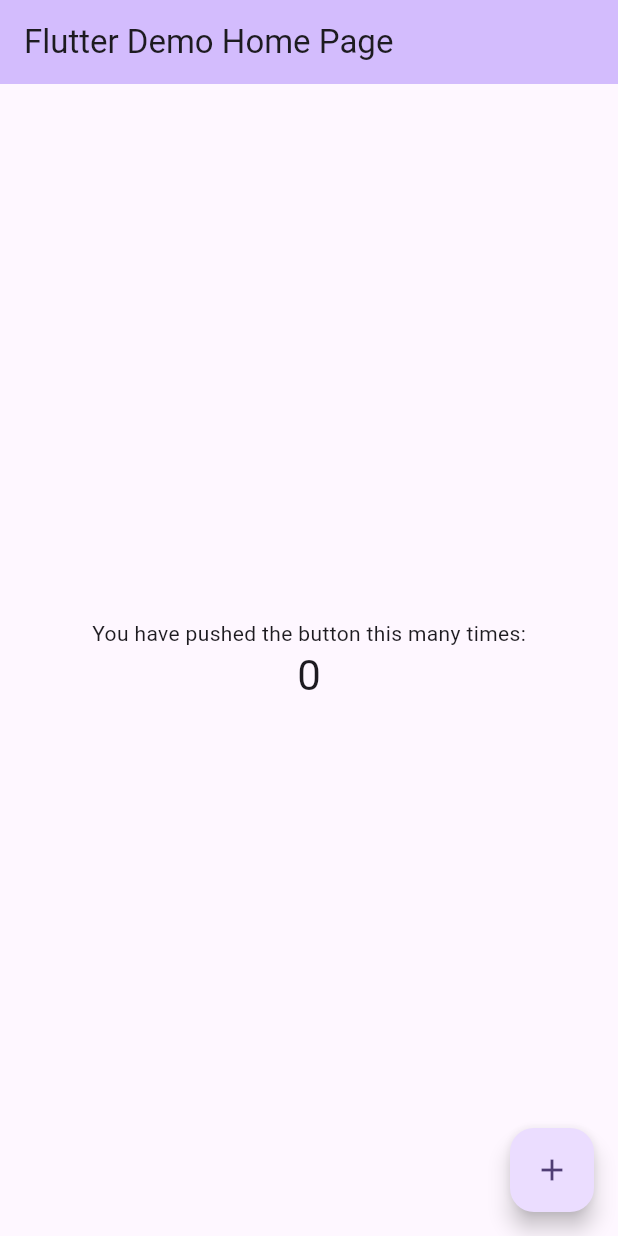
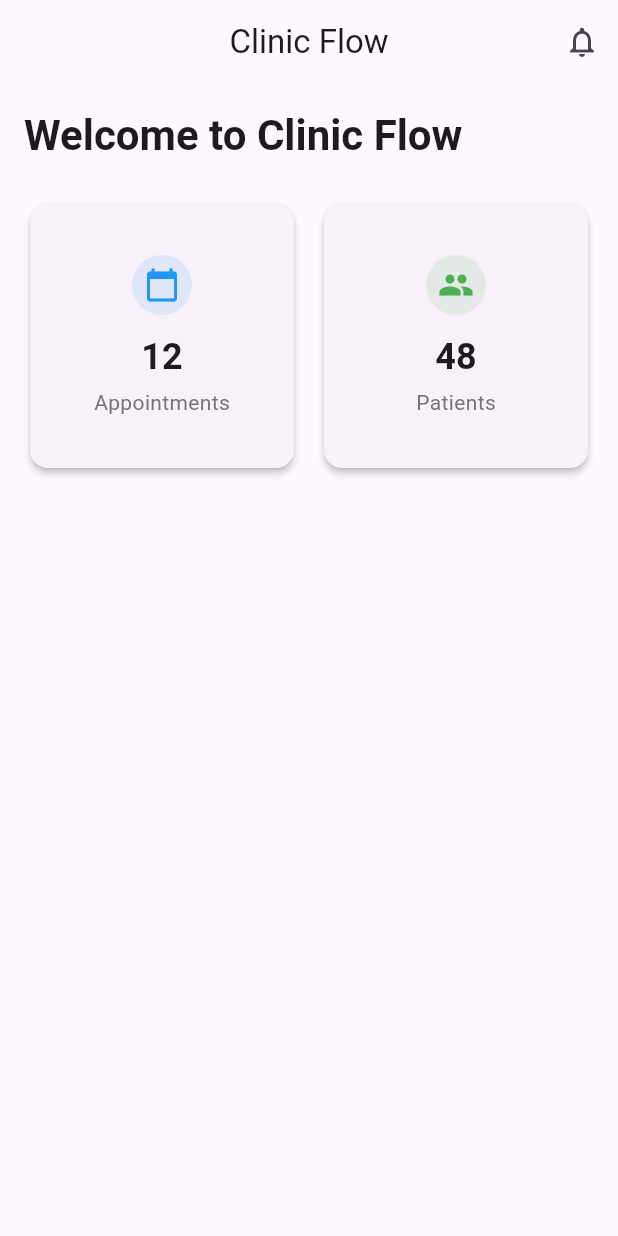
Before and after one commit to abdalrahman963/Clinic-Flow, a Flutter app: the screen it shows after launch, on a phone screen of 412 x 824 dp. Run offline on Flutter 3.47's test engine with Material 3 defaults, Android fonts, the phone set to English and light mode, and no system bars.

Commit message:
"feat(dashboard): add simple dashboard page UI layout"

```diff
--- /dev/null
+++ b/lib/dashboard_temp.dart
@@ -0,0 +1,111 @@
+import 'package:flutter/material.dart';
+import 'package:clinic_flow/core/localization/l10n/app_localizations.dart';
+
+class DashboardPage extends StatelessWidget {
+  const DashboardPage({super.key});
+
+  @override
+  Widget build(BuildContext context) {
+    final l10n = AppLocalizations.of(context);
+
+    return Scaffold(
+      appBar: AppBar(
+        title: Text(l10n.appTitle),
+        centerTitle: true,
+        actions: [
+          IconButton(
+            icon: const Icon(Icons.notifications_none),
+            onPressed: () {},
+          ),
+        ],
+      ),
+      body: SingleChildScrollView(
+        padding: const EdgeInsets.all(16.0),
+        child: Column(
+          crossAxisAlignment: CrossAxisAlignment.start,
+          children: [
+            // Welcome Header
+            Text(
+              l10n.welcomeMessage,
+              style: Theme.of(context).textTheme.headlineMedium?.copyWith(
+                    fontWeight: FontWeight.bold,
+                  ),
+            ),
+            const SizedBox(height: 24),
+
+            // Quick Stats Grid
+            GridView.count(
+              crossAxisCount: 2,
+              crossAxisSpacing: 12,
+              mainAxisSpacing: 12,
+              shrinkWrap: true,
+              physics: const NeverScrollableScrollPhysics(),
+              children: const [
+                _StatCard(
+                  title: 'Appointments',
+                  value: '12',
+                  icon: Icons.calendar_today,
+                  color: Colors.blue,
+                ),
+                _StatCard(
+                  title: 'Patients',
+                  value: '48',
+                  icon: Icons.people,
+                  color: Colors.green,
+                ),
+              ],
+            ),
+          ],
+        ),
+      ),
+    );
+  }
+}
+
+class _StatCard extends StatelessWidget {
+  final String title;
+  final String value;
+  final IconData icon;
+  final Color color;
+
+  const _StatCard({
+    required this.title,
+    required this.value,
+    required this.icon,
+    required this.color,
+  });
+
+  @override
+  Widget build(BuildContext context) {
+    return Card(
+      elevation: 2,
+      shape: RoundedRectangleBorder(borderRadius: BorderRadius.circular(12)),
+      child: Padding(
+        padding: const EdgeInsets.all(16.0),
+        child: Column(
+          mainAxisAlignment: MainAxisAlignment.center,
+          children: [
+            CircleAvatar(
+              backgroundColor: color.withAlpha(30),
+              child: Icon(icon, color: color),
+            ),
+            const SizedBox(height: 12),
+            Text(
+              value,
+              style: Theme.of(context).textTheme.headlineSmall?.copyWith(
+                    fontWeight: FontWeight.bold,
+                  ),
+            ),
+            const SizedBox(height: 4),
+            Text(
+              title,
+              style: Theme.of(context).textTheme.bodyMedium?.copyWith(
+                    color: Colors.grey[600],
+                  ),
+            ),
+          ],
+        ),
+      ),
+    );
+  }
+}
--- a/lib/main.dart
+++ b/lib/main.dart
@@ -1,5 +1,6 @@
+import 'package:clinic_flow/dashboard_temp.dart';
+import 'package:flutter/material.dart';
 import 'package:clinic_flow/core/localization/l10n/app_localizations.dart';
-import 'package:flutter/material.dart';
 
 void main() {
   runApp(const MyApp());
@@ -8,118 +9,17 @@ void main() {
 class MyApp extends StatelessWidget {
   const MyApp({super.key});
 
-  // This widget is the root of your application.
   @override
   Widget build(BuildContext context) {
     return MaterialApp(
-      title: 'Flutter Demo',
+      title: 'Clinic Flow',
       localizationsDelegates: AppLocalizations.localizationsDelegates,
       supportedLocales: AppLocalizations.supportedLocales,
       theme: ThemeData(
-        // This is the theme of your application.
-        //
-        // TRY THIS: Try running your application with "flutter run". You'll see
-        // the application has a purple toolbar. Then, without quitting the app,
-        // try changing the seedColor in the colorScheme below to Colors.green
-        // and then invoke "hot reload" (save your changes or press the "hot
-        // reload" button in a Flutter-supported IDE, or press "r" if you used
-        // the command line to start the app).
-        //
-        // Notice that the counter didn't reset back to zero; the application
-        // state is not lost during the reload. To reset the state, use hot
-        // restart instead.
-        //
-        // This works for code too, not just values: Most code changes can be
-        // tested with just a hot reload.
-        colorScheme: .fromSeed(seedColor: Colors.deepPurple),
+        colorScheme: ColorScheme.fromSeed(seedColor: Colors.deepPurple),
+        useMaterial3: true,
       ),
-      home: const MyHomePage(title: 'Flutter Demo Home Page'),
+      home: const DashboardPage(),
     );
   }
 }
-
-class MyHomePage extends StatefulWidget {
-  const MyHomePage({super.key, required this.title});
-
-  // This widget is the home page of your application. It is stateful, meaning
-  // that it has a State object (defined below) that contains fields that affect
-  // how it looks.
-
-  // This class is the configuration for the state. It holds the values (in this
-  // case the title) provided by the parent (in this case the App widget) and
-  // used by the build method of the State. Fields in a Widget subclass are
-  // always marked "final".
-
-  final String title;
-
-  @override
-  State<MyHomePage> createState() => _MyHomePageState();
-}
-
-class _MyHomePageState extends State<MyHomePage> {
-  int _counter = 0;
-
-  void _incrementCounter() {
-    setState(() {
-      // This call to setState tells the Flutter framework that something has
-      // changed in this State, which causes it to rerun the build method below
-      // so that the display can reflect the updated values. If we changed
-      // _counter without calling setState(), then the build method would not be
-      // called again, and so nothing would appear to happen.
-      _counter++;
-    });
-  }
-
-  @override
-  Widget build(BuildContext context) {
-    // This method is rerun every time setState is called, for instance as done
-    // by the _incrementCounter method above.
-    //
-    // The Flutter framework has been optimized to make rerunning build methods
-    // fast, so that you can just rebuild anything that needs updating rather
-    // than having to individually change instances of widgets.
-    return Scaffold(
-      appBar: AppBar(
-        // TRY THIS: Try changing the color here to a specific color (to
-        // Colors.amber, perhaps?) and trigger a hot reload to see the AppBar
-        // change color while the other colors stay the same.
-        backgroundColor: Theme.of(context).colorScheme.inversePrimary,
-        // Here we take the value from the MyHomePage object that was created by
-        // the App.build method, and use it to set our appbar title.
-        title: Text(widget.title),
-      ),
-      body: Center(
-        // Center is a layout widget. It takes a single child and positions it
-        // in the middle of the parent.
-        child: Column(
-          // Column is also a layout widget. It takes a list of children and
-          // arranges them vertically. By default, it sizes itself to fit its
-          // children horizontally, and tries to be as tall as its parent.
-          //
-          // Column has various properties to control how it sizes itself and
-          // how it positions its children. Here we use mainAxisAlignment to
-          // center the children vertically; the main axis here is the vertical
-          // axis because Columns are vertical (the cross axis would be
-          // horizontal).
-          //
-          // TRY THIS: Invoke "debug painting" (choose the "Toggle Debug Paint"
-          // action in the IDE, or press "p" in the console), to see the
-          // wireframe for each widget.
-          mainAxisAlignment: .center,
-          children: [
-            const Text('You have pushed the button this many times:'),
-            Text(
-              '$_counter',
-              style: Theme.of(context).textTheme.headlineMedium,
-            ),
-          ],
-        ),
-      ),
-      floatingActionButton: FloatingActionButton(
-        onPressed: _incrementCounter,
-        tooltip: 'Increment',
-        child: const Icon(Icons.add),
-      ),
-    );
-  }
-}
```
